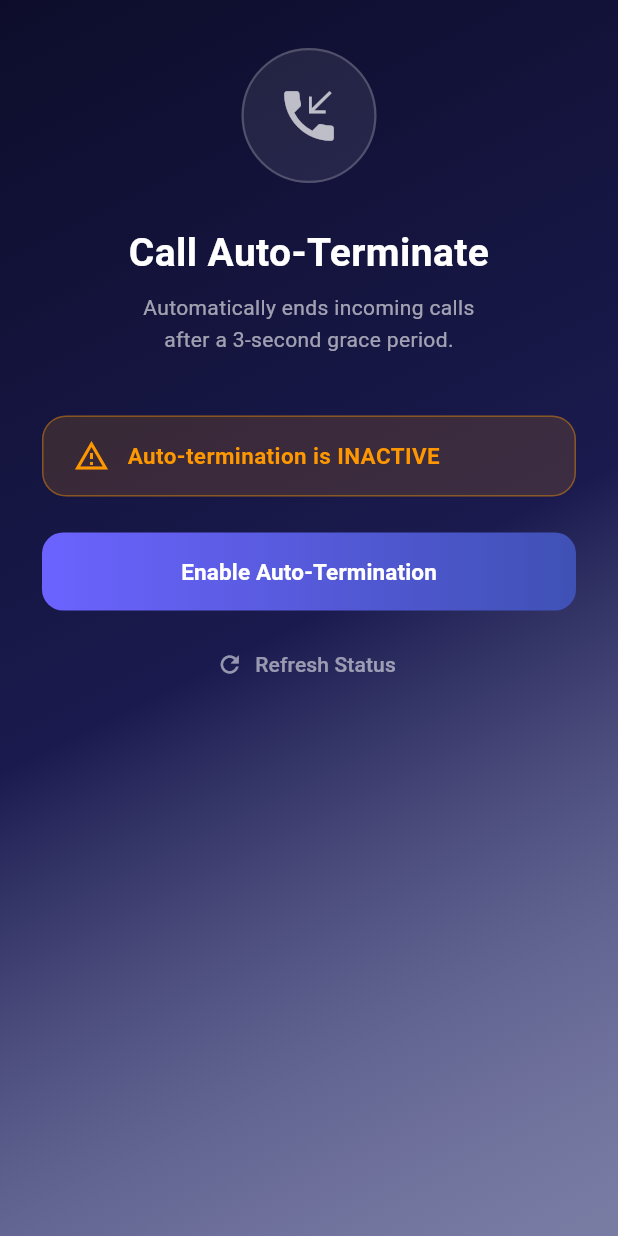
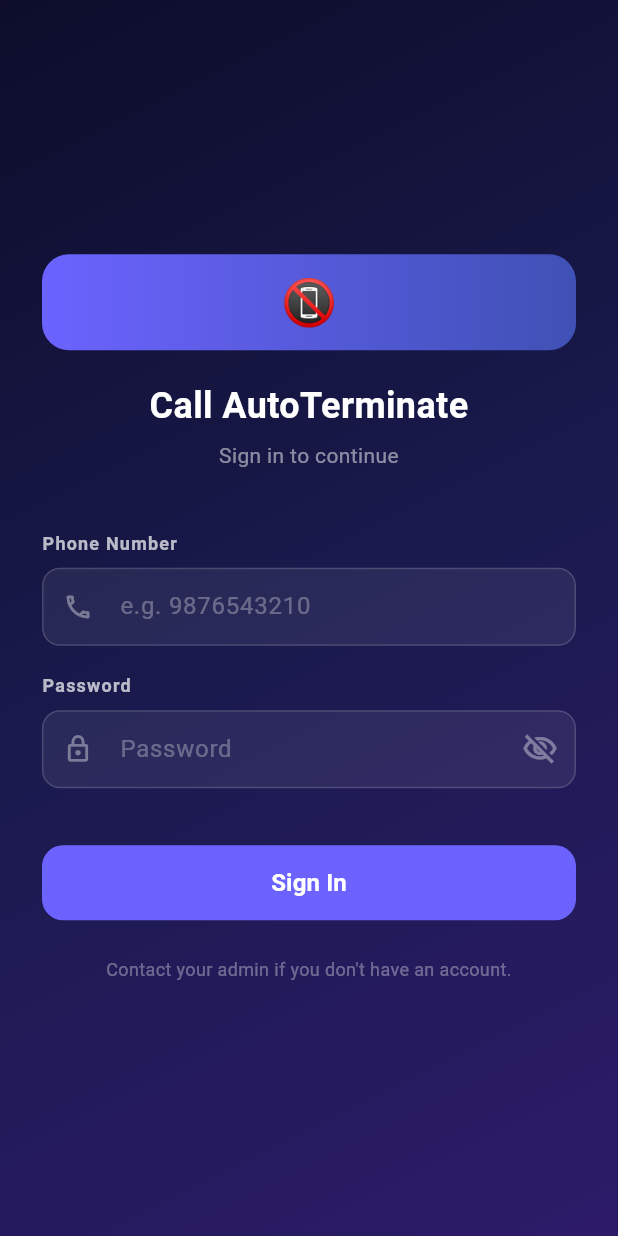
Before and after one commit to Yovel-R/call_rejection, a Flutter app: the screen it shows after launch, on a phone screen of 412 x 824 dp. Run offline on Flutter 3.47's test engine with Material 3 defaults, Android fonts, the phone set to English and light mode, and no system bars; our stand-ins replace shared_preferences.

Commit message:
app done

```diff
--- /dev/null
+++ b/lib/login_screen.dart
@@ -0,0 +1,290 @@
+import 'dart:convert';
+import 'package:flutter/material.dart';
+import 'package:http/http.dart' as http;
+import 'package:shared_preferences/shared_preferences.dart';
+import 'port.dart';
+
+class LoginScreen extends StatefulWidget {
+  const LoginScreen({super.key});
+
+  @override
+  State<LoginScreen> createState() => _LoginScreenState();
+}
+
+class _LoginScreenState extends State<LoginScreen> {
+  final _formKey = GlobalKey<FormState>();
+  final _phoneController = TextEditingController();
+  final _passController = TextEditingController();
+
+  bool _loading = false;
+  bool _obscure = true;
+  String? _error;
+
+  @override
+  void dispose() {
+    _phoneController.dispose();
+    _passController.dispose();
+    super.dispose();
+  }
+
+  Future<void> _login() async {
+    if (!_formKey.currentState!.validate()) return;
+    setState(() {
+      _loading = true;
+      _error = null;
+    });
+
+    try {
+      final url = Uri.parse('${getBaseUrl()}/api/users/login');
+      final res = await http.post(
+        url,
+        headers: {'Content-Type': 'application/json'},
+        body: jsonEncode({
+          'phoneNumber': _phoneController.text.trim(),
+          'password': _passController.text,
+        }),
+      );
+
+      final body = jsonDecode(res.body) as Map<String, dynamic>;
+
+      if (res.statusCode == 200) {
+        final prefs = await SharedPreferences.getInstance();
+        await prefs.setString('user_token', body['token'] as String);
+        await prefs.setString(
+          'user_serviceName',
+          body['serviceName'] as String,
+        );
+        await prefs.setString('user_phone', body['phoneNumber'] as String);
+
+        if (mounted) {
+          // Replace login screen with home — no back stack
+          Navigator.of(context).pushReplacementNamed('/home');
+        }
+      } else {
+        setState(() {
+          _error = (body['message'] as String?) ?? 'Login failed';
+          _loading = false;
+        });
+      }
+    } catch (e) {
+      setState(() {
+        _error = 'Cannot reach server. Check your connection.';
+        _loading = false;
+      });
+    }
+  }
+
+  @override
+  Widget build(BuildContext context) {
+    return Scaffold(
+      body: Container(
+        decoration: const BoxDecoration(
+          gradient: LinearGradient(
+            begin: Alignment.topLeft,
+            end: Alignment.bottomRight,
+            colors: [Color(0xFF0D0D2B), Color(0xFF1A1A4E), Color(0xFF2D1B69)],
+          ),
+        ),
+        child: SafeArea(
+          child: Center(
+            child: SingleChildScrollView(
+              padding: const EdgeInsets.symmetric(horizontal: 28),
+              child: Form(
+                key: _formKey,
+                child: Column(
+                  mainAxisAlignment: MainAxisAlignment.center,
+                  crossAxisAlignment: CrossAxisAlignment.stretch,
+                  children: [
+                    // Icon + title
+                    Container(
+                      width: 64,
+                      height: 64,
+                      decoration: BoxDecoration(
+                        borderRadius: BorderRadius.circular(18),
+                        gradient: const LinearGradient(
+                          colors: [Color(0xFF6C63FF), Color(0xFF3F51B5)],
+                        ),
+                      ),
+                      alignment: Alignment.center,
+                      child: const Text('📵', style: TextStyle(fontSize: 30)),
+                    ),
+                    const SizedBox(height: 20),
+                    const Text(
+                      'Call AutoTerminate',
+                      style: TextStyle(
+                        color: Colors.white,
+                        fontSize: 24,
+                        fontWeight: FontWeight.bold,
+                      ),
+                      textAlign: TextAlign.center,
+                    ),
+                    const SizedBox(height: 6),
+                    Text(
+                      'Sign in to continue',
+                      style: TextStyle(
+                        color: Colors.white.withValues(alpha: 0.5),
+                        fontSize: 14,
+                      ),
+                      textAlign: TextAlign.center,
+                    ),
+                    const SizedBox(height: 40),
+
+                    // Phone number
+                    _label('Phone Number'),
+                    const SizedBox(height: 8),
+                    TextFormField(
+                      controller: _phoneController,
+                      keyboardType: TextInputType.phone,
+                      style: const TextStyle(color: Colors.white),
+                      decoration: _inputDec(
+                        'e.g. 9876543210',
+                        Icons.phone_outlined,
+                      ),
+                      validator: (v) => (v == null || v.trim().isEmpty)
+                          ? 'Enter your phone number'
+                          : null,
+                    ),
+                    const SizedBox(height: 18),
+
+                    // Password
+                    _label('Password'),
+                    const SizedBox(height: 8),
+                    TextFormField(
+                      controller: _passController,
+                      obscureText: _obscure,
+                      style: const TextStyle(color: Colors.white),
+                      decoration: _inputDec('Password', Icons.lock_outline)
+                          .copyWith(
+                            suffixIcon: IconButton(
+                              icon: Icon(
+                                _obscure
+                                    ? Icons.visibility_off_outlined
+                                    : Icons.visibility_outlined,
+                                color: Colors.white38,
+                              ),
+                              onPressed: () =>
+                                  setState(() => _obscure = !_obscure),
+                            ),
+                          ),
+                      validator: (v) => (v == null || v.isEmpty)
+                          ? 'Enter your password'
+                          : null,
+                    ),
+                    const SizedBox(height: 10),
+
+                    // Error message
+                    if (_error != null) ...[
+                      const SizedBox(height: 6),
+                      Container(
+                        padding: const EdgeInsets.symmetric(
+                          horizontal: 14,
+                          vertical: 10,
+                        ),
+                        decoration: BoxDecoration(
+                          color: Colors.red.withValues(alpha: 0.15),
+                          borderRadius: BorderRadius.circular(10),
+                          border: Border.all(
+                            color: Colors.red.withValues(alpha: 0.3),
+                          ),
+                        ),
+                        child: Text(
+                          _error!,
+                          style: const TextStyle(
+                            color: Color(0xFFFCA5A5),
+                            fontSize: 13,
+                          ),
+                        ),
+                      ),
+                    ],
+                    const SizedBox(height: 28),
+
+                    // Login button
+                    SizedBox(
+                      height: 50,
+                      child: ElevatedButton(
+                        onPressed: _loading ? null : _login,
+                        style: ElevatedButton.styleFrom(
+                          backgroundColor: const Color(0xFF6C63FF),
+                          foregroundColor: Colors.white,
+                          shape: RoundedRectangleBorder(
+                            borderRadius: BorderRadius.circular(14),
+                          ),
+                          elevation: 0,
+                        ),
+                        child: _loading
+                            ? const SizedBox(
+                                width: 22,
+                                height: 22,
+                                child: CircularProgressIndicator(
+                                  color: Colors.white,
+                                  strokeWidth: 2.5,
+                                ),
+                              )
+                            : const Text(
+                                'Sign In',
+                                style: TextStyle(
+                                  fontSize: 16,
+                                  fontWeight: FontWeight.w600,
+                                ),
+                              ),
+                      ),
+                    ),
+                    const SizedBox(height: 24),
+                    Text(
+                      'Contact your admin if you don\'t have an account.',
+                      style: TextStyle(
+                        color: Colors.white.withValues(alpha: 0.35),
+                        fontSize: 12,
+                      ),
+                      textAlign: TextAlign.center,
+                    ),
+                  ],
+                ),
+              ),
+            ),
+          ),
+        ),
+      ),
+    );
+  }
+
+  Widget _label(String text) => Text(
+    text,
+    style: const TextStyle(
+      color: Colors.white70,
+      fontSize: 12,
+      fontWeight: FontWeight.w600,
+      letterSpacing: 0.8,
+    ),
+  );
+
+  InputDecoration _inputDec(String hint, IconData icon) => InputDecoration(
+    hintText: hint,
+    hintStyle: TextStyle(color: Colors.white.withValues(alpha: 0.3)),
+    prefixIcon: Icon(icon, color: Colors.white38, size: 20),
+    filled: true,
+    fillColor: Colors.white.withValues(alpha: 0.07),
+    border: OutlineInputBorder(
+      borderRadius: BorderRadius.circular(12),
+      borderSide: BorderSide(color: Colors.white.withValues(alpha: 0.15)),
+    ),
+    enabledBorder: OutlineInputBorder(
+      borderRadius: BorderRadius.circular(12),
+      borderSide: BorderSide(color: Colors.white.withValues(alpha: 0.15)),
+    ),
+    focusedBorder: OutlineInputBorder(
+      borderRadius: BorderRadius.circular(12),
+      borderSide: const BorderSide(color: Color(0xFF6C63FF), width: 1.5),
+    ),
+    errorBorder: OutlineInputBorder(
+      borderRadius: BorderRadius.circular(12),
+      borderSide: const BorderSide(color: Colors.redAccent),
+    ),
+    focusedErrorBorder: OutlineInputBorder(
+      borderRadius: BorderRadius.circular(12),
+      borderSide: const BorderSide(color: Colors.redAccent),
+    ),
+    errorStyle: const TextStyle(color: Color(0xFFFCA5A5)),
+    contentPadding: const EdgeInsets.symmetric(horizontal: 16, vertical: 14),
+  );
+}
--- a/pubspec.yaml
+++ b/pubspec.yaml
@@ -9,6 +9,8 @@ environment:
 dependencies:
   flutter:
     sdk: flutter
+  shared_preferences: ^2.3.2
+  http: ^1.2.2
 
 dev_dependencies:
   flutter_test:
```
Also changed, not shown: lib/main.dart (+65 -10 lines), lib/port.dart (added, +22 -0 lines), pubspec.lock, 10 other files.
